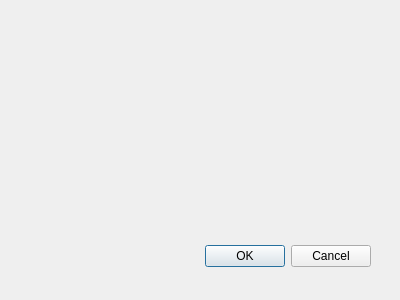
The window that contractorwindow.ui (stand-by/Qt_PostgreSQL_application) describes before a commit, drawn with Qt 5.
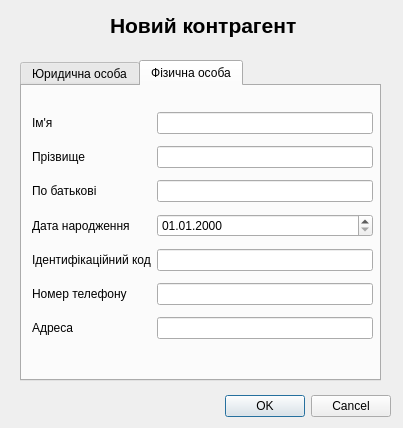
The same window after the commit. The open tabs and pages were chosen to show the change.

Commit message: implement UI for ContractorWindow class

```diff
--- a/contractorwindow.ui
+++ b/contractorwindow.ui
@@ -8,8 +8,8 @@
    <rect>
     <x>0</x>
     <y>0</y>
-    <width>400</width>
-    <height>300</height>
+    <width>403</width>
+    <height>428</height>
    </rect>
   </property>
   <property name="windowTitle">
@@ -18,8 +18,8 @@
   <widget class="QDialogButtonBox" name="buttonBox">
    <property name="geometry">
     <rect>
-     <x>30</x>
-     <y>240</y>
+     <x>50</x>
+     <y>390</y>
      <width>341</width>
      <height>32</height>
     </rect>
@@ -31,6 +31,197 @@
     <set>QDialogButtonBox::Cancel|QDialogButtonBox::Ok</set>
    </property>
   </widget>
+  <widget class="QLabel" name="label_header">
+   <property name="geometry">
+    <rect>
+     <x>110</x>
+     <y>10</y>
+     <width>191</width>
+     <height>31</height>
+    </rect>
+   </property>
+   <property name="font">
+    <font>
+     <pointsize>16</pointsize>
+     <weight>75</weight>
+     <bold>true</bold>
+    </font>
+   </property>
+   <property name="text">
+    <string>Новий контрагент</string>
+   </property>
+  </widget>
+  <widget class="QTabWidget" name="tab_widget">
+   <property name="geometry">
+    <rect>
+     <x>20</x>
+     <y>60</y>
+     <width>361</width>
+     <height>321</height>
+    </rect>
+   </property>
+   <property name="currentIndex">
+    <number>0</number>
+   </property>
+   <widget class="QWidget" name="tab_juridical">
+    <attribute name="title">
+     <string>Юридична особа</string>
+    </attribute>
+    <widget class="QWidget" name="">
+     <property name="geometry">
+      <rect>
+       <x>10</x>
+       <y>20</y>
+       <width>341</width>
+       <height>136</height>
+      </rect>
+     </property>
+     <layout class="QGridLayout" name="grid_jur">
+      <item row="0" column="0">
+       <widget class="QLabel" name="label_name_jur">
+        <property name="text">
+         <string>Назва компанiї</string>
+        </property>
+       </widget>
+      </item>
+      <item row="0" column="1">
+       <widget class="QLineEdit" name="lineEdit_name_jur"/>
+      </item>
+      <item row="1" column="0">
+       <widget class="QLabel" name="label_code_jur">
+        <property name="text">
+         <string>Iдентифiкацiйний код</string>
+        </property>
+       </widget>
+      </item>
+      <item row="1" column="1">
+       <widget class="QLineEdit" name="lineEdit_code_jur"/>
+      </item>
+      <item row="2" column="0">
+       <widget class="QLabel" name="label_phone_jur">
+        <property name="text">
+         <string>Номер телефону</string>
+        </property>
+       </widget>
+      </item>
+      <item row="2" column="1">
+       <widget class="QLineEdit" name="lineEdit_phone_jur"/>
+      </item>
+      <item row="3" column="0">
+       <widget class="QLabel" name="label_address_jur">
+        <property name="text">
+         <string>Адреса</string>
+        </property>
+       </widget>
+      </item>
+      <item row="3" column="1">
+       <widget class="QLineEdit" name="lineEdit_address_jur"/>
+      </item>
+     </layout>
+    </widget>
+   </widget>
+   <widget class="QWidget" name="tab_physical">
+    <attribute name="title">
+     <string>Фiзична особа</string>
+    </attribute>
+    <widget class="QWidget" name="layoutWidget">
+     <property name="geometry">
+      <rect>
+       <x>10</x>
+       <y>20</y>
+       <width>341</width>
+       <height>239</height>
+      </rect>
+     </property>
+     <layout class="QGridLayout" name="grid_phy">
+      <item row="4" column="1">
+       <widget class="QLineEdit" name="lineEdit_code_phy"/>
+      </item>
+      <item row="5" column="0">
+       <widget class="QLabel" name="label_phone_phy">
+        <property name="text">
+         <string>Номер телефону</string>
+        </property>
+       </widget>
+      </item>
+      <item row="5" column="1">
+       <widget class="QLineEdit" name="lineEdit_phone_phy"/>
+      </item>
+      <item row="1" column="1">
+       <widget class="QLineEdit" name="lineEdit_surname_phy"/>
+      </item>
+      <item row="2" column="0">
+       <widget class="QLabel" name="label_pathronymic_phy">
+        <property name="text">
+         <string>По батьковi</string>
+        </property>
+       </widget>
+      </item>
+      <item row="0" column="1">
+       <widget class="QLineEdit" name="lineEdit_name_phy"/>
+      </item>
+      <item row="4" column="0">
+       <widget class="QLabel" name="label_code_phy">
+        <property name="text">
+         <string>Iдентифiкацiйний код</string>
+        </property>
+       </widget>
+      </item>
+      <item row="6" column="0">
+       <widget class="QLabel" name="label_address_phy">
+        <property name="text">
+         <string>Адреса</string>
+        </property>
+       </widget>
+      </item>
+      <item row="6" column="1">
+       <widget class="QLineEdit" name="lineEdit_address_phy"/>
+      </item>
+      <item row="0" column="0">
+       <widget class="QLabel" name="label_name_phy">
+        <property name="text">
+         <string>Iм'я</string>
+        </property>
+       </widget>
+      </item>
+      <item row="1" column="0">
+       <widget class="QLabel" name="label_surname_phy">
+        <property name="text">
+         <string>Прiзвище</string>
+        </property>
+       </widget>
+      </item>
+      <item row="2" column="1">
+       <widget class="QLineEdit" name="lineEdit_pathronymic_phy"/>
+      </item>
+      <item row="3" column="0">
+       <widget class="QLabel" name="label_birth_phy">
+        <property name="text">
+         <string>Дата народження</string>
+        </property>
+       </widget>
+      </item>
+      <item row="3" column="1">
+       <widget class="QDateEdit" name="dateEdit_birth_phy">
+        <property name="dateTime">
+         <datetime>
+          <hour>0</hour>
+          <minute>0</minute>
+          <second>0</second>
+          <year>2000</year>
+          <month>1</month>
+          <day>1</day>
+         </datetime>
+        </property>
+        <property name="displayFormat">
+         <string>dd.MM.yyyy</string>
+        </property>
+       </widget>
+      </item>
+     </layout>
+    </widget>
+   </widget>
+  </widget>
  </widget>
  <pixmapfunction/>
  <resources/>
```
Left out of the diff: 5 changed lines with no effect on the pictures. The commit also changes 1 other file.
